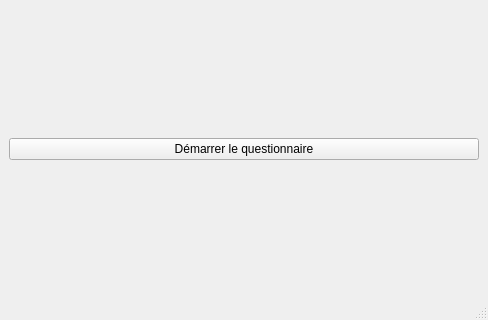
First picture: the form in tp6/questionnaire/questionnaire/mainwindow.ui, repository Lifzerr/R2.02---Dev-d-apps-avec-ihm, before the edit.
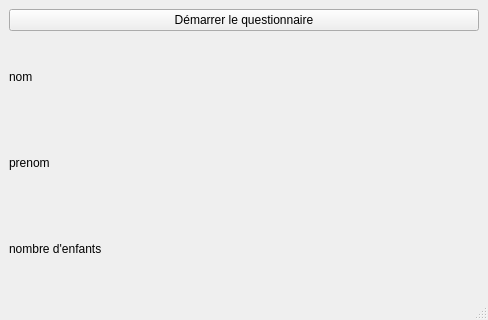
Second picture: the form after the edit.

```diff
--- a/tp6/questionnaire/questionnaire/mainwindow.ui
+++ b/tp6/questionnaire/questionnaire/mainwindow.ui
@@ -22,6 +22,52 @@
       </property>
      </widget>
     </item>
+    <item>
+     <layout class="QGridLayout" name="gridLayout">
+      <item row="0" column="0">
+       <widget class="QLabel" name="nom">
+        <property name="text">
+         <string>nom</string>
+        </property>
+       </widget>
+      </item>
+      <item row="0" column="1">
+       <widget class="QLabel" name="label_2">
+        <property name="text">
+         <string/>
+        </property>
+       </widget>
+      </item>
+      <item row="1" column="0">
+       <widget class="QLabel" name="prenom">
+        <property name="text">
+         <string>prenom</string>
+        </property>
+       </widget>
+      </item>
+      <item row="1" column="1">
+       <widget class="QLabel" name="label_4">
+        <property name="text">
+         <string/>
+        </property>
+       </widget>
+      </item>
+      <item row="2" column="0">
+       <widget class="QLabel" name="nbEnf">
+        <property name="text">
+         <string>nombre d'enfants</string>
+        </property>
+       </widget>
+      </item>
+      <item row="2" column="1">
+       <widget class="QLabel" name="label_6">
+        <property name="text">
+         <string/>
+        </property>
+       </widget>
+      </item>
+     </layout>
+    </item>
    </layout>
   </widget>
   <widget class="QMenuBar" name="menubar">
```
